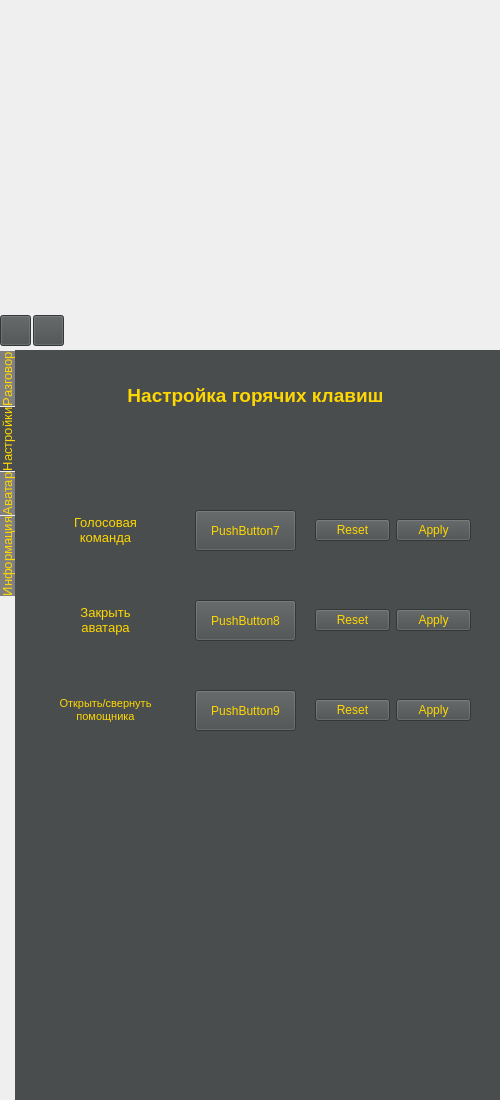
Qt form src/ui/design.ui (Lilith0x/FQW) before a commit.
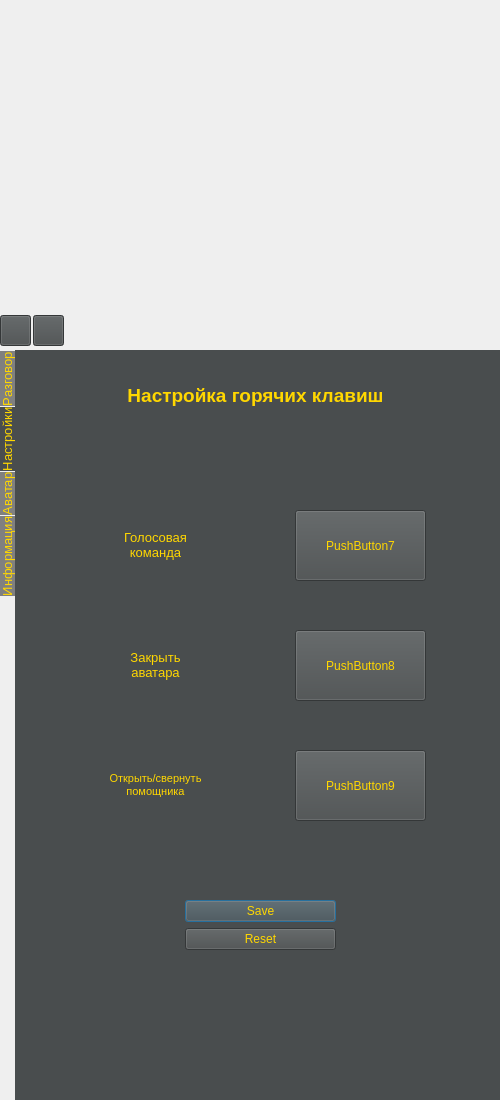
The same form after that commit. Icons and pictures are not drawn.

Commit message: Конченный дизайys

```diff
--- a/src/ui/design.ui
+++ b/src/ui/design.ui
@@ -497,10 +497,10 @@
      <widget class="QLabel" name="label_6">
       <property name="geometry">
        <rect>
-        <x>20</x>
-        <y>330</y>
+        <x>70</x>
+        <y>400</y>
         <width>141</width>
-        <height>61</height>
+        <height>71</height>
        </rect>
       </property>
       <property name="font">
@@ -512,29 +512,13 @@
        <string>&lt;html&gt;&lt;head/&gt;&lt;body&gt;&lt;p align=&quot;center&quot;&gt;&lt;span style=&quot; font-size:8pt;&quot;&gt;Открыть/свернуть &lt;br/&gt;помощника&lt;/span&gt;&lt;/p&gt;&lt;/body&gt;&lt;/html&gt;</string>
       </property>
      </widget>
-     <widget class="QDialogButtonBox" name="buttonBox_2">
-      <property name="geometry">
-       <rect>
-        <x>300</x>
-        <y>250</y>
-        <width>156</width>
-        <height>41</height>
-       </rect>
-      </property>
-      <property name="standardButtons">
-       <set>QDialogButtonBox::Apply|QDialogButtonBox::Reset</set>
-      </property>
-      <property name="centerButtons">
-       <bool>false</bool>
-      </property>
-     </widget>
      <widget class="QLabel" name="label_7">
       <property name="geometry">
        <rect>
-        <x>20</x>
-        <y>150</y>
+        <x>70</x>
+        <y>160</y>
         <width>141</width>
-        <height>61</height>
+        <height>71</height>
        </rect>
       </property>
       <property name="font">
@@ -546,29 +530,13 @@
        <string>&lt;html&gt;&lt;head/&gt;&lt;body&gt;&lt;p align=&quot;center&quot;&gt;Голосовая&lt;br/&gt;команда&lt;/p&gt;&lt;/body&gt;&lt;/html&gt;</string>
       </property>
      </widget>
-     <widget class="QDialogButtonBox" name="buttonBox_3">
-      <property name="geometry">
-       <rect>
-        <x>300</x>
-        <y>160</y>
-        <width>156</width>
-        <height>41</height>
-       </rect>
-      </property>
-      <property name="standardButtons">
-       <set>QDialogButtonBox::Apply|QDialogButtonBox::Reset</set>
-      </property>
-      <property name="centerButtons">
-       <bool>false</bool>
-      </property>
-     </widget>
      <widget class="QLabel" name="label_8">
       <property name="geometry">
        <rect>
-        <x>20</x>
-        <y>240</y>
+        <x>70</x>
+        <y>280</y>
         <width>141</width>
-        <height>61</height>
+        <height>71</height>
        </rect>
       </property>
       <property name="font">
@@ -580,29 +548,13 @@
        <string>&lt;html&gt;&lt;head/&gt;&lt;body&gt;&lt;p align=&quot;center&quot;&gt;Закрыть&lt;br/&gt;аватара&lt;/p&gt;&lt;/body&gt;&lt;/html&gt;</string>
       </property>
      </widget>
-     <widget class="QDialogButtonBox" name="buttonBox_4">
-      <property name="geometry">
-       <rect>
-        <x>300</x>
-        <y>340</y>
-        <width>156</width>
-        <height>41</height>
-       </rect>
-      </property>
-      <property name="standardButtons">
-       <set>QDialogButtonBox::Apply|QDialogButtonBox::Reset</set>
-      </property>
-      <property name="centerButtons">
-       <bool>false</bool>
-      </property>
-     </widget>
      <widget class="QPushButton" name="pushButton_7">
       <property name="geometry">
        <rect>
-        <x>180</x>
+        <x>280</x>
         <y>160</y>
-        <width>101</width>
-        <height>41</height>
+        <width>131</width>
+        <height>71</height>
        </rect>
       </property>
       <property name="text">
@@ -612,10 +564,10 @@
      <widget class="QPushButton" name="pushButton_8">
       <property name="geometry">
        <rect>
-        <x>180</x>
-        <y>250</y>
-        <width>101</width>
-        <height>41</height>
+        <x>280</x>
+        <y>280</y>
+        <width>131</width>
+        <height>71</height>
        </rect>
       </property>
       <property name="text">
@@ -625,16 +577,35 @@
      <widget class="QPushButton" name="pushButton_9">
       <property name="geometry">
        <rect>
-        <x>180</x>
-        <y>340</y>
-        <width>101</width>
-        <height>41</height>
+        <x>280</x>
+        <y>400</y>
+        <width>131</width>
+        <height>71</height>
        </rect>
       </property>
       <property name="text">
        <string>PushButton9</string>
       </property>
      </widget>
+     <widget class="QDialogButtonBox" name="buttonBox">
+      <property name="geometry">
+       <rect>
+        <x>170</x>
+        <y>550</y>
+        <width>151</width>
+        <height>51</height>
+       </rect>
+      </property>
+      <property name="orientation">
+       <enum>Qt::Vertical</enum>
+      </property>
+      <property name="standardButtons">
+       <set>QDialogButtonBox::Reset|QDialogButtonBox::Save</set>
+      </property>
+      <property name="centerButtons">
+       <bool>false</bool>
+      </property>
+     </widget>
     </widget>
     <widget class="QWidget" name="tab">
      <property name="styleSheet">
```
The commit also changes 1 other file.
